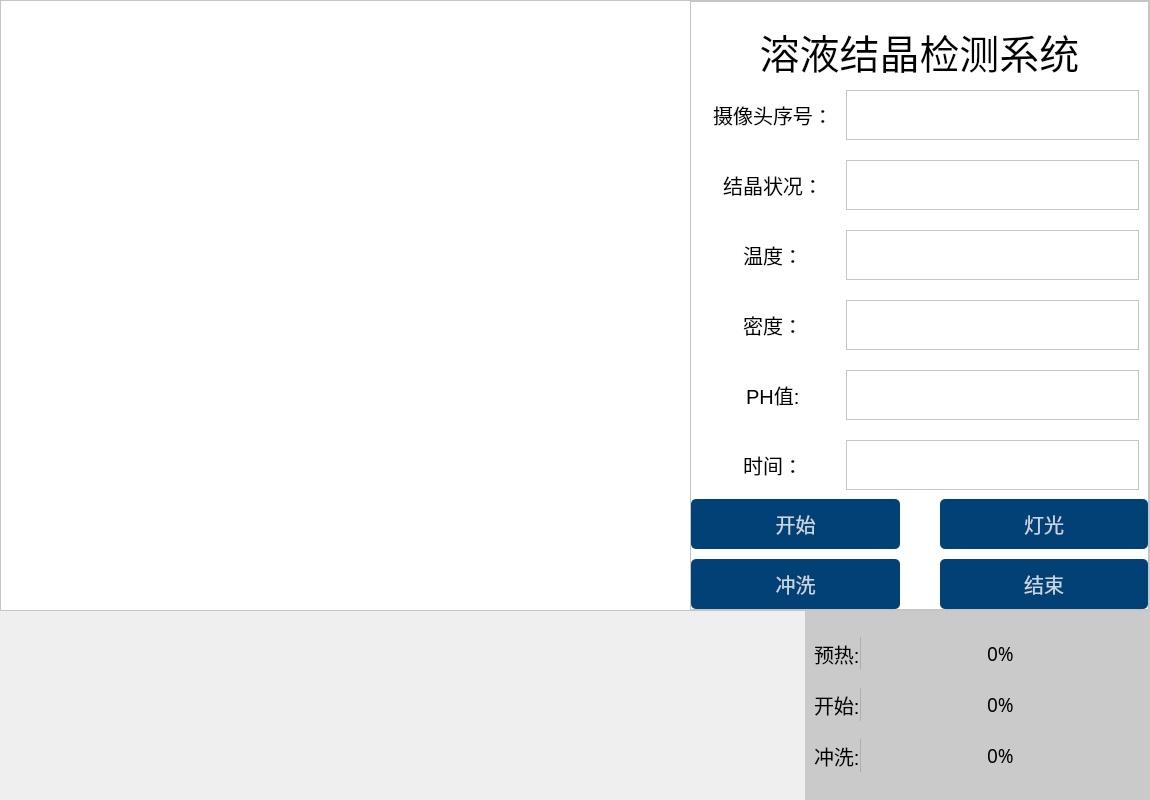
Above: camera.ui from huhao-spec/baopo before the change. Below: the same form after it.
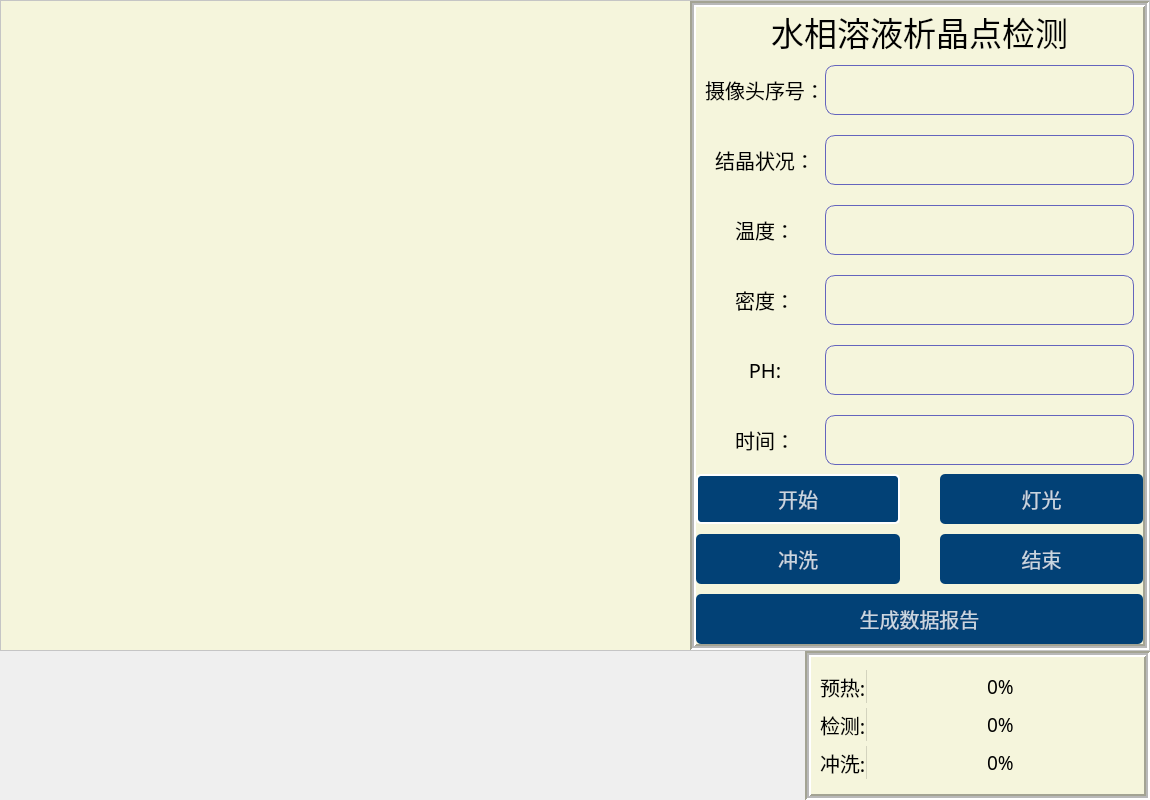
That is the form after the change. Icons and pictures are not drawn.

Diff of the .ui file:
```diff
--- a/camera.ui
+++ b/camera.ui
@@ -10,8 +10,17 @@
     <height>800</height>
    </rect>
   </property>
+  <property name="font">
+   <font>
+    <pointsize>9</pointsize>
+   </font>
+  </property>
   <property name="windowTitle">
-   <string>MainWindow</string>
+   <string>水相溶液析晶点在线检测系统</string>
+  </property>
+  <property name="windowIcon">
+   <iconset resource="resource.qrc">
+    <normaloff>:/icons/icons/中国兵器工业集团logo.svg</normaloff>:/icons/icons/中国兵器工业集团logo.svg</iconset>
   </property>
   <widget class="QWidget" name="centralwidget">
    <layout class="QVBoxLayout" name="verticalLayout" stretch="7,3">
@@ -62,22 +71,42 @@
          <property name="spacing">
           <number>0</number>
          </property>
+         <item>
+          <widget class="QLabel" name="label_cameratime">
+           <property name="styleSheet">
+            <string notr="true">background-color: rgb(245,245,220);
+</string>
+           </property>
+           <property name="text">
+            <string/>
+           </property>
+          </widget>
+         </item>
         </layout>
        </item>
        <item>
         <widget class="QFrame" name="frame_5">
+         <property name="autoFillBackground">
+          <bool>false</bool>
+         </property>
          <property name="styleSheet">
-          <string notr="true">background-color: rgb(255, 255, 255);
+          <string notr="true">background-color: rgb(245,245,220);
 
 </string>
          </property>
          <property name="frameShape">
-          <enum>QFrame::StyledPanel</enum>
+          <enum>QFrame::Box</enum>
          </property>
          <property name="frameShadow">
-          <enum>QFrame::Raised</enum>
+          <enum>QFrame::Sunken</enum>
          </property>
-         <layout class="QVBoxLayout" name="verticalLayout_8" stretch="1,3,7,4">
+         <property name="lineWidth">
+          <number>2</number>
+         </property>
+         <property name="midLineWidth">
+          <number>2</number>
+         </property>
+         <layout class="QVBoxLayout" name="verticalLayout_8" stretch="0,7,4,0">
           <property name="spacing">
            <number>0</number>
           </property>
@@ -93,142 +122,19 @@
           <property name="bottomMargin">
            <number>0</number>
           </property>
-          <item>
-           <widget class="QWidget" name="widget_7" native="true">
-            <layout class="QHBoxLayout" name="horizontalLayout_12">
-             <property name="spacing">
-              <number>0</number>
-             </property>
-             <property name="leftMargin">
-              <number>0</number>
-             </property>
-             <property name="topMargin">
-              <number>0</number>
-             </property>
-             <property name="rightMargin">
-              <number>0</number>
-             </property>
-             <property name="bottomMargin">
-              <number>0</number>
-             </property>
-             <item>
-              <spacer name="horizontalSpacer_5">
-               <property name="orientation">
-                <enum>Qt::Horizontal</enum>
-               </property>
-               <property name="sizeType">
-                <enum>QSizePolicy::Expanding</enum>
-               </property>
-               <property name="sizeHint" stdset="0">
-                <size>
-                 <width>450</width>
-                 <height>20</height>
-                </size>
-               </property>
-              </spacer>
-             </item>
-             <item>
-              <layout class="QHBoxLayout" name="horizontalLayout_13">
-               <property name="spacing">
-                <number>0</number>
-               </property>
-               <item>
-                <widget class="QPushButton" name="pushButton">
-                 <property name="styleSheet">
-                  <string notr="true">#pushButton{
-	border:none;
-}
-QPushButton#pushButton:pressed{
-padding-left:5px;
-padding-top:5px;
-}</string>
-                 </property>
-                 <property name="text">
-                  <string/>
-                 </property>
-                 <property name="icon">
-                  <iconset resource="resource.qrc">
-                   <normaloff>:/icons/icons/quit.png</normaloff>:/icons/icons/quit.png</iconset>
-                 </property>
-                </widget>
-               </item>
-               <item>
-                <widget class="QPushButton" name="pushButton_2">
-                 <property name="styleSheet">
-                  <string notr="true">#pushButton_2{
-	border:none;
-}
-QPushButton#pushButton_2:pressed{
-padding-left:5px;
-padding-top:5px;
-}</string>
-                 </property>
-                 <property name="text">
-                  <string/>
-                 </property>
-                 <property name="icon">
-                  <iconset resource="resource.qrc">
-                   <normaloff>:/icons/icons/minus.png</normaloff>:/icons/icons/minus.png</iconset>
-                 </property>
-                </widget>
-               </item>
-               <item>
-                <widget class="QPushButton" name="pushButton_3">
-                 <property name="styleSheet">
-                  <string notr="true">#pushButton_3{
-	border:none;
-}
-QPushButton#pushButton_3:pressed{
-padding-left:5px;
-padding-top:5px;
-}</string>
-                 </property>
-                 <property name="text">
-                  <string/>
-                 </property>
-                 <property name="icon">
-                  <iconset resource="resource.qrc">
-                   <normaloff>:/icons/icons/simui-minmax.png</normaloff>:/icons/icons/simui-minmax.png</iconset>
-                 </property>
-                </widget>
-               </item>
-               <item>
-                <widget class="QPushButton" name="pushButton_1">
-                 <property name="styleSheet">
-                  <string notr="true">#pushButton_1{
-	border:none;
-}
-QPushButton#pushButton_1:pressed{
-padding-left:5px;
-padding-top:5px;
-}</string>
-                 </property>
-                 <property name="text">
-                  <string/>
-                 </property>
-                 <property name="icon">
-                  <iconset resource="resource.qrc">
-                   <normaloff>:/icons/icons/close.png</normaloff>:/icons/icons/close.png</iconset>
-                 </property>
-                </widget>
-               </item>
-              </layout>
-             </item>
-            </layout>
-           </widget>
-          </item>
           <item>
            <widget class="QLabel" name="label_14">
             <property name="font">
              <font>
-              <pointsize>30</pointsize>
+              <family>微软雅黑</family>
+              <pointsize>25</pointsize>
              </font>
             </property>
             <property name="layoutDirection">
              <enum>Qt::LeftToRight</enum>
             </property>
             <property name="text">
-             <string>溶液结晶检测系统</string>
+             <string>水相溶液析晶点检测</string>
             </property>
             <property name="alignment">
              <set>Qt::AlignCenter</set>
@@ -237,6 +143,9 @@
           </item>
           <item>
            <widget class="QWidget" name="widget_8" native="true">
+            <property name="autoFillBackground">
+             <bool>false</bool>
+            </property>
             <layout class="QGridLayout" name="gridLayout_3">
              <property name="leftMargin">
               <number>9</number>
@@ -256,23 +165,24 @@
              <property name="verticalSpacing">
               <number>20</number>
              </property>
-             <item row="9" column="1" colspan="2">
-              <widget class="QTextBrowser" name="textBrowser_5">
-               <property name="minimumSize">
-                <size>
-                 <width>0</width>
-                 <height>50</height>
-                </size>
-               </property>
+             <item row="5" column="0" alignment="Qt::AlignHCenter">
+              <widget class="QLabel" name="label_tem">
                <property name="font">
                 <font>
+                 <family>微软雅黑</family>
                  <pointsize>15</pointsize>
                 </font>
                </property>
+               <property name="text">
+                <string>温度：</string>
+               </property>
+               <property name="alignment">
+                <set>Qt::AlignCenter</set>
+               </property>
               </widget>
              </item>
-             <item row="5" column="1" colspan="2">
-              <widget class="QTextBrowser" name="textBrowser_3">
+             <item row="3" column="1">
+              <widget class="QLineEdit" name="lineEdit_jj">
                <property name="minimumSize">
                 <size>
                  <width>0</width>
@@ -283,6 +193,29 @@
                 <font>
                  <pointsize>15</pointsize>
                 </font>
+               </property>
+               <property name="styleSheet">
+                <string notr="true">border-radius:10px;
+border:1px solid rgb(100,100,189)</string>
+               </property>
+               <property name="readOnly">
+                <bool>true</bool>
+               </property>
+              </widget>
+             </item>
+             <item row="8" column="0">
+              <widget class="QLabel" name="label">
+               <property name="font">
+                <font>
+                 <family>微软雅黑</family>
+                 <pointsize>15</pointsize>
+                </font>
+               </property>
+               <property name="text">
+                <string>PH:</string>
+               </property>
+               <property name="alignment">
+                <set>Qt::AlignCenter</set>
                </property>
               </widget>
              </item>
@@ -290,6 +223,7 @@
               <widget class="QLabel" name="label_midu">
                <property name="font">
                 <font>
+                 <family>微软雅黑</family>
                  <pointsize>15</pointsize>
                 </font>
                </property>
@@ -301,40 +235,11 @@
                </property>
               </widget>
              </item>
-             <item row="6" column="1" colspan="2">
-              <widget class="QTextBrowser" name="textBrowser_4">
-               <property name="minimumSize">
-                <size>
-                 <width>0</width>
-                 <height>50</height>
-                </size>
-               </property>
-               <property name="font">
-                <font>
-                 <pointsize>15</pointsize>
-                </font>
-               </property>
-              </widget>
-             </item>
-             <item row="3" column="0" alignment="Qt::AlignHCenter">
-              <widget class="QLabel" name="label_zhuangtai">
-               <property name="font">
-                <font>
-                 <pointsize>15</pointsize>
-                </font>
-               </property>
-               <property name="text">
-                <string>结晶状况：</string>
-               </property>
-               <property name="alignment">
-                <set>Qt::AlignCenter</set>
-               </property>
-              </widget>
-             </item>
              <item row="9" column="0" alignment="Qt::AlignHCenter">
               <widget class="QLabel" name="label_time">
                <property name="font">
                 <font>
+                 <family>微软雅黑</family>
                  <pointsize>15</pointsize>
                 </font>
                </property>
@@ -342,49 +247,7 @@
                 <string>时间：</string>
                </property>
                <property name="alignment">
-                <set>Qt::AlignCenter</set>
-               </property>
-              </widget>
-             </item>
-             <item row="5" column="0" alignment="Qt::AlignHCenter">
-              <widget class="QLabel" name="label_tem">
-               <property name="font">
-                <font>
-                 <pointsize>15</pointsize>
-                </font>
-               </property>
-               <property name="text">
-                <string>温度：</string>
-               </property>
-               <property name="alignment">
-                <set>Qt::AlignCenter</set>
-               </property>
-              </widget>
-             </item>
-             <item row="3" column="1" colspan="2">
-              <widget class="QTextBrowser" name="textBrowser_2">
-               <property name="minimumSize">
-                <size>
-                 <width>0</width>
-                 <height>50</height>
-                </size>
-               </property>
-               <property name="font">
-                <font>
-                 <pointsize>15</pointsize>
-                </font>
-               </property>
-              </widget>
-             </item>
-             <item row="8" column="0" alignment="Qt::AlignHCenter">
-              <widget class="QLabel" name="label">
-               <property name="font">
-                <font>
-                 <pointsize>15</pointsize>
-                </font>
-               </property>
-               <property name="text">
-                <string>PH值:</string>
+                <set>Qt::AlignRight|Qt::AlignTrailing|Qt::AlignVCenter</set>
                </property>
               </widget>
              </item>
@@ -393,11 +256,12 @@
                <property name="minimumSize">
                 <size>
                  <width>0</width>
-                 <height>40</height>
+                 <height>0</height>
                 </size>
                </property>
                <property name="font">
                 <font>
+                 <family>微软雅黑</family>
                  <pointsize>15</pointsize>
                 </font>
                </property>
@@ -409,8 +273,8 @@
                </property>
               </widget>
              </item>
-             <item row="1" column="1" colspan="2">
-              <widget class="QTextBrowser" name="textBrowser_1">
+             <item row="1" column="1">
+              <widget class="QLineEdit" name="lineEdit_camera">
                <property name="minimumSize">
                 <size>
                  <width>0</width>
@@ -422,15 +286,116 @@
                  <pointsize>15</pointsize>
                 </font>
                </property>
+               <property name="styleSheet">
+                <string notr="true">border-radius:10px;
+border:1px solid rgb(100,100,189)</string>
+               </property>
+               <property name="readOnly">
+                <bool>true</bool>
+               </property>
               </widget>
              </item>
-             <item row="8" column="1" colspan="2">
-              <widget class="QTextBrowser" name="textBrowser">
+             <item row="3" column="0" alignment="Qt::AlignHCenter">
+              <widget class="QLabel" name="label_zhuangtai">
+               <property name="font">
+                <font>
+                 <family>微软雅黑</family>
+                 <pointsize>15</pointsize>
+                </font>
+               </property>
+               <property name="text">
+                <string>结晶状况：</string>
+               </property>
+               <property name="alignment">
+                <set>Qt::AlignCenter</set>
+               </property>
+              </widget>
+             </item>
+             <item row="5" column="1">
+              <widget class="QLineEdit" name="lineEdit_tem">
                <property name="minimumSize">
                 <size>
                  <width>0</width>
                  <height>50</height>
                 </size>
+               </property>
+               <property name="font">
+                <font>
+                 <pointsize>15</pointsize>
+                </font>
+               </property>
+               <property name="styleSheet">
+                <string notr="true">border-radius:10px;
+border:1px solid rgb(100,100,189)</string>
+               </property>
+               <property name="readOnly">
+                <bool>true</bool>
+               </property>
+              </widget>
+             </item>
+             <item row="6" column="1">
+              <widget class="QLineEdit" name="lineEdit_density">
+               <property name="minimumSize">
+                <size>
+                 <width>0</width>
+                 <height>50</height>
+                </size>
+               </property>
+               <property name="font">
+                <font>
+                 <pointsize>15</pointsize>
+                </font>
+               </property>
+               <property name="styleSheet">
+                <string notr="true">border-radius:10px;
+border:1px solid rgb(100,100,189)</string>
+               </property>
+               <property name="readOnly">
+                <bool>true</bool>
+               </property>
+              </widget>
+             </item>
+             <item row="8" column="1">
+              <widget class="QLineEdit" name="lineEdit_ph">
+               <property name="minimumSize">
+                <size>
+                 <width>0</width>
+                 <height>50</height>
+                </size>
+               </property>
+               <property name="font">
+                <font>
+                 <pointsize>15</pointsize>
+                </font>
+               </property>
+               <property name="styleSheet">
+                <string notr="true">border-radius:10px;
+border:1px solid rgb(100,100,189)</string>
+               </property>
+               <property name="readOnly">
+                <bool>true</bool>
+               </property>
+              </widget>
+             </item>
+             <item row="9" column="1">
+              <widget class="QLineEdit" name="lineEdit_time">
+               <property name="minimumSize">
+                <size>
+                 <width>0</width>
+                 <height>50</height>
+                </size>
+               </property>
+               <property name="font">
+                <font>
+                 <pointsize>15</pointsize>
+                </font>
+               </property>
+               <property name="styleSheet">
+                <string notr="true">border-radius:10px;
+border:1px solid rgb(100,100,189)</string>
+               </property>
+               <property name="readOnly">
+                <bool>true</bool>
                </property>
               </widget>
              </item>
@@ -449,6 +414,7 @@
               </property>
               <property name="font">
                <font>
+                <family>微软雅黑</family>
                 <pointsize>15</pointsize>
                </font>
               </property>
@@ -457,6 +423,7 @@
 background-color:rgba(2,65,118,255);
 color:rgba(255,255,255,200);
 border-radius:5px;
+border:2px solid rgb(255,255,255);
 }
 QPushButton#pushButton_start:hover{
 background-color:rgba(2,65,118,150);
@@ -474,6 +441,58 @@
               </property>
              </widget>
             </item>
+            <item row="2" column="2">
+             <widget class="QPushButton" name="pushButton_end">
+              <property name="minimumSize">
+               <size>
+                <width>0</width>
+                <height>50</height>
+               </size>
+              </property>
+              <property name="font">
+               <font>
+                <family>微软雅黑</family>
+                <pointsize>15</pointsize>
+               </font>
+              </property>
+              <property name="styleSheet">
+               <string notr="true">QPushButton#pushButton_end{
+background-color:rgba(2,65,118,255);
+color:rgba(255,255,255,200);
+border-radius:5px;
+}
+QPushButton#pushButton_end:hover{
+background-color:rgba(2,65,118,150);
+color:rgba(255,255,255,200);
+border-radius:5px;
+}
+QPushButton#pushButton_end:pressed{
+padding-left:5px;
+padding-top:5px;
+background-color:rgba(2,65,118,100);
+}</string>
+              </property>
+              <property name="text">
+               <string>结束</string>
+              </property>
+             </widget>
+            </item>
+            <item row="1" column="0">
+             <spacer name="verticalSpacer">
+              <property name="orientation">
+               <enum>Qt::Vertical</enum>
+              </property>
+              <property name="sizeType">
+               <enum>QSizePolicy::Fixed</enum>
+              </property>
+              <property name="sizeHint" stdset="0">
+               <size>
+                <width>20</width>
+                <height>10</height>
+               </size>
+              </property>
+             </spacer>
+            </item>
             <item row="0" column="2">
              <widget class="QPushButton" name="pushButton_light">
               <property name="minimumSize">
@@ -484,6 +503,7 @@
               </property>
               <property name="font">
                <font>
+                <family>微软雅黑</family>
                 <pointsize>15</pointsize>
                </font>
               </property>
@@ -519,6 +539,7 @@
               </property>
               <property name="font">
                <font>
+                <family>微软雅黑</family>
                 <pointsize>15</pointsize>
                </font>
               </property>
@@ -560,43 +581,8 @@
               </property>
              </spacer>
             </item>
-            <item row="2" column="2">
-             <widget class="QPushButton" name="pushButton_end">
-              <property name="minimumSize">
-               <size>
-                <width>0</width>
-                <height>50</height>
-               </size>
-              </property>
-              <property name="font">
-               <font>
-                <pointsize>15</pointsize>
-               </font>
-              </property>
-              <property name="styleSheet">
-               <string notr="true">QPushButton#pushButton_end{
-background-color:rgba(2,65,118,255);
-color:rgba(255,255,255,200);
-border-radius:5px;
-}
-QPushButton#pushButton_end:hover{
-background-color:rgba(2,65,118,150);
-color:rgba(255,255,255,200);
-border-radius:5px;
-}
-QPushButton#pushButton_end:pressed{
-padding-left:5px;
-padding-top:5px;
-background-color:rgba(2,65,118,100);
-}</string>
-              </property>
-              <property name="text">
-               <string>结束</string>
-              </property>
-             </widget>
-            </item>
-            <item row="1" column="0">
-             <spacer name="verticalSpacer">
+            <item row="3" column="0">
+             <spacer name="verticalSpacer_2">
               <property name="orientation">
                <enum>Qt::Vertical</enum>
               </property>
@@ -613,6 +599,42 @@
             </item>
            </layout>
           </item>
+          <item>
+           <widget class="QPushButton" name="create_report">
+            <property name="minimumSize">
+             <size>
+              <width>0</width>
+              <height>50</height>
+             </size>
+            </property>
+            <property name="font">
+             <font>
+              <family>微软雅黑</family>
+              <pointsize>15</pointsize>
+             </font>
+            </property>
+            <property name="styleSheet">
+             <string notr="true">QPushButton#create_report{
+background-color:rgba(2,65,118,255);
+color:rgba(255,255,255,200);
+border-radius:5px;
+}
+QPushButton#create_report:hover{
+background-color:rgba(2,65,118,150);
+color:rgba(255,255,255,200);
+border-radius:5px;
+}
+QPushButton#create_report:pressed{
+padding-left:5px;
+padding-top:5px;
+background-color:rgba(2,65,118,100);
+}</string>
+            </property>
+            <property name="text">
+             <string>生成数据报告</string>
+            </property>
+           </widget>
+          </item>
          </layout>
         </widget>
        </item>
@@ -644,9 +666,21 @@
        </layout>
       </item>
       <item>
-       <widget class="QWidget" name="gridWidget" native="true">
+       <widget class="QFrame" name="gridFrame">
         <property name="styleSheet">
-         <string notr="true">background-color: rgb(202, 202, 202);</string>
+         <string notr="true">background-color: rgb(245,245,220);</string>
+        </property>
+        <property name="frameShape">
+         <enum>QFrame::Box</enum>
+        </property>
+        <property name="frameShadow">
+         <enum>QFrame::Sunken</enum>
+        </property>
+        <property name="lineWidth">
+         <number>2</number>
+        </property>
+        <property name="midLineWidth">
+         <number>2</number>
         </property>
         <layout class="QGridLayout" name="gridLayout">
          <property name="spacing">
@@ -699,6 +733,7 @@
           <widget class="QLabel" name="label_2">
            <property name="font">
             <font>
+             <family>微软雅黑</family>
              <pointsize>15</pointsize>
             </font>
            </property>
@@ -711,11 +746,12 @@
           <widget class="QLabel" name="label_3">
            <property name="font">
             <font>
+             <family>微软雅黑</family>
              <pointsize>15</pointsize>
             </font>
            </property>
            <property name="text">
-            <string>开始:</string>
+            <string>检测:</string>
            </property>
           </widget>
          </item>
@@ -723,6 +759,7 @@
           <widget class="QLabel" name="label_4">
            <property name="font">
             <font>
+             <family>微软雅黑</family>
              <pointsize>15</pointsize>
             </font>
            </property>
```
Left out of the diff: 35 changed lines with no effect on the pictures.
